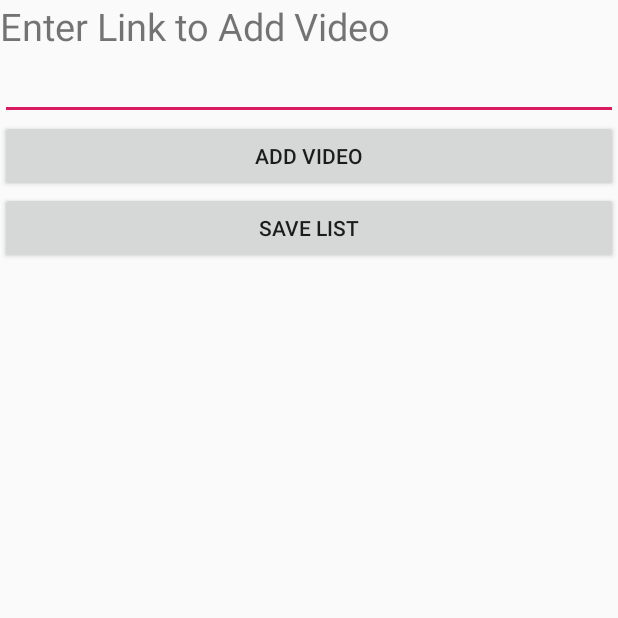
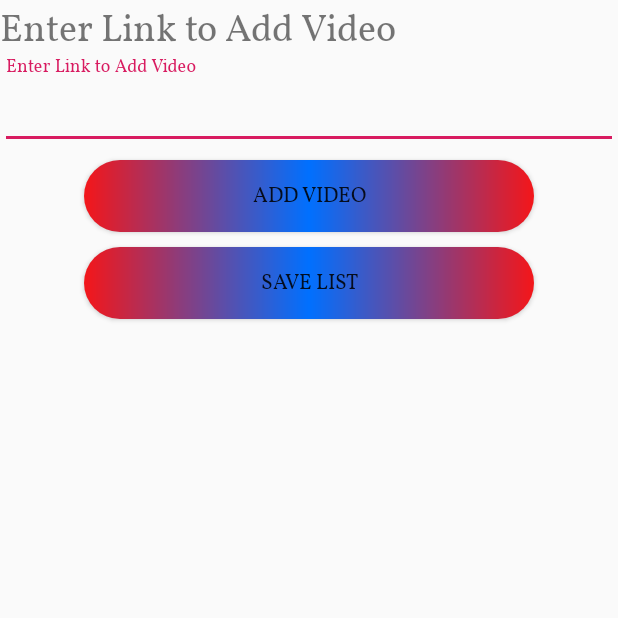
Before and after one commit to khangbpdang/IntegratedApp, an Android app: the YouTubeActivity screen opened directly, with no data from a screen before it, on a phone screen of 412 x 824 dp, the top half of it. Run offline under Robolectric (Android 15) with nearby library versions, the phone set to English and light mode, and no system bars; libraries missing offline, so code that uses them is left out: com.google.android.youtube.

Commit message:
YoutubeVideo redesign

```diff
--- a/app/src/main/java/khangdang/com/integratedapp/YoutubeVideo/YouTubeActivity.java
+++ b/app/src/main/java/khangdang/com/integratedapp/YoutubeVideo/YouTubeActivity.java
@@ -69,6 +69,7 @@ public class YouTubeActivity extends Activity {
                 final String url = userURL.getText().toString(); //gets you the contents of edit text
                 adapter.addVideo(url);
                 adapter.copyListContents(arrList);
+                userURL.getText().clear();
             }
         });
 
--- a/app/src/main/res/layout/event_creation.xml
+++ b/app/src/main/res/layout/event_creation.xml
@@ -36,7 +36,7 @@
                 android:maxLength="40"
                 android:padding="10dp"
                 android:background="@drawable/textview_background"
-
+                android:fontFamily="@font/vollkorn_regular"
                 />
         </android.support.design.widget.TextInputLayout>
 
@@ -48,6 +48,7 @@
             android:padding="5dp"
             android:background="@drawable/seperator_background"
             />
+
         <android.support.design.widget.TextInputLayout
             android:layout_width="match_parent"
             android:layout_height="wrap_content"
@@ -60,7 +61,8 @@
             android:inputType="text|textMultiLine"
             android:hint="@string/enter_event_description"
             android:nestedScrollingEnabled="true"
-            tools:targetApi="lollipop" />
+            tools:targetApi="lollipop"
+            android:fontFamily="@font/vollkorn_regular"/>
         </android.support.design.widget.TextInputLayout>
         <TimePicker
             android:id="@+id/time_picker"
--- a/app/src/main/res/layout/youtube_recycler_main.xml
+++ b/app/src/main/res/layout/youtube_recycler_main.xml
@@ -7,31 +7,49 @@
         android:id="@+id/instructionView"
         android:layout_width="match_parent"
         android:layout_height="wrap_content"
-        android:text="Enter Link to Add Video"
-        android:textSize="25dp"/>
-
-    <EditText
-        android:id="@+id/videoURL"
+        android:text="@string/enter_link_to_add_video"
+        android:textSize="25sp"
+        android:fontFamily="@font/vollkorn_regular"/>
+    <android.support.design.widget.TextInputLayout
         android:layout_width="match_parent"
         android:layout_height="wrap_content"
-        android:ems="10"
-        android:inputType="textPersonName" />
+        android:id="@+id/desc_textInputLayout">
+        <EditText
+            android:id="@+id/videoURL"
+            android:layout_width="match_parent"
+            android:layout_height="wrap_content"
+            android:hint="@string/enter_link_to_add_video"
+            android:ems="10"
+            android:inputType="textPersonName"
+            android:fontFamily="@font/vollkorn_regular"/>
+    </android.support.design.widget.TextInputLayout>
+
 
     <Button
         android:id="@+id/addVideo"
-        android:layout_width="match_parent"
+        android:layout_width="300dp"
         android:layout_height="wrap_content"
-        android:text="Add Video" />
+        android:text="Add Video"
+        android:layout_marginTop="7dp"
+        android:layout_gravity="center"
+        android:background="@drawable/button_background"
+        android:fontFamily="@font/vollkorn_regular"/>
 
     <Button
         android:id="@+id/button_save"
-        android:layout_width="match_parent"
+        android:layout_width="300dp"
         android:layout_height="wrap_content"
-        android:text="Save List" />
+        android:text="Save List"
+        android:layout_marginTop="10dp"
+        android:layout_marginBottom="10dp"
+        android:layout_gravity="center"
+        android:background="@drawable/button_background"
+        android:fontFamily="@font/vollkorn_regular"
+        />
 
     <android.support.v7.widget.RecyclerView
         android:id="@+id/list"
         android:layout_width="match_parent"
-        android:layout_height="wrap_content" />
+        android:layout_height="match_parent" />
 
 </LinearLayout>
--- a/app/src/main/res/values/strings.xml
+++ b/app/src/main/res/values/strings.xml
@@ -72,4 +72,5 @@
 
     <string name="video">Video</string>
     <string name="personal_app">Personal App</string>
+    <string name="enter_link_to_add_video">Enter Link to Add Video</string>
 </resources>
```
